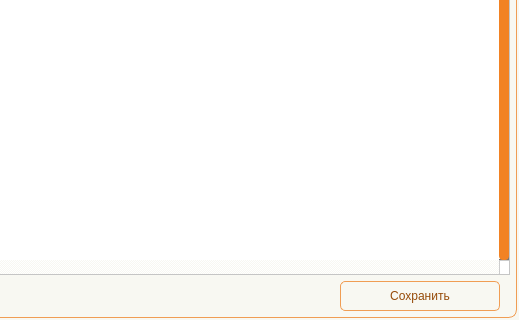
Old version of the form app/ui/windows/supplier.ui in the repository Masik84/Procurement_app; both pictures show x 813 to 1332 and y 488 to 808 of the 1332 by 808 pixel window.
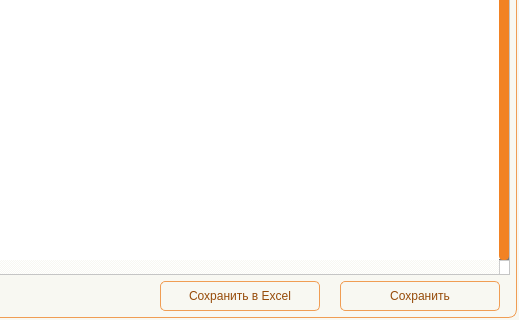
New version of the form. Icons and pictures are not drawn.

Diff of the .ui file:
```diff
--- a/app/ui/windows/supplier.ui
+++ b/app/ui/windows/supplier.ui
@@ -602,6 +602,59 @@
                  </layout>
                 </widget>
                </item>
+               <item>
+                <widget class="QFrame" name="frame_SaveExcel">
+                 <property name="minimumSize">
+                  <size>
+                   <width>180</width>
+                   <height>0</height>
+                  </size>
+                 </property>
+                 <property name="maximumSize">
+                  <size>
+                   <width>180</width>
+                   <height>16777215</height>
+                  </size>
+                 </property>
+                 <layout class="QHBoxLayout" name="horizontalLayout_SaveExcel">
+                  <property name="leftMargin">
+                   <number>0</number>
+                  </property>
+                  <property name="topMargin">
+                   <number>0</number>
+                  </property>
+                  <property name="rightMargin">
+                   <number>0</number>
+                  </property>
+                  <property name="bottomMargin">
+                   <number>0</number>
+                  </property>
+                  <item>
+                   <widget class="QPushButton" name="btn_SaveExcel">
+                    <property name="minimumSize">
+                     <size>
+                      <width>160</width>
+                      <height>30</height>
+                     </size>
+                    </property>
+                    <property name="maximumSize">
+                     <size>
+                      <width>160</width>
+                      <height>30</height>
+                     </size>
+                    </property>
+                    <property name="text">
+                     <string>Сохранить в Excel</string>
+                    </property>
+                    <property name="icon">
+                     <iconset>
+                      <normaloff>:/icon/icon/download — копия — копия.svg</normaloff>:/icon/icon/download — копия — копия.svg</iconset>
+                    </property>
+                   </widget>
+                  </item>
+                 </layout>
+                </widget>
+               </item>
                <item>
                 <widget class="QFrame" name="frame_5">
                  <property name="minimumSize">
```
